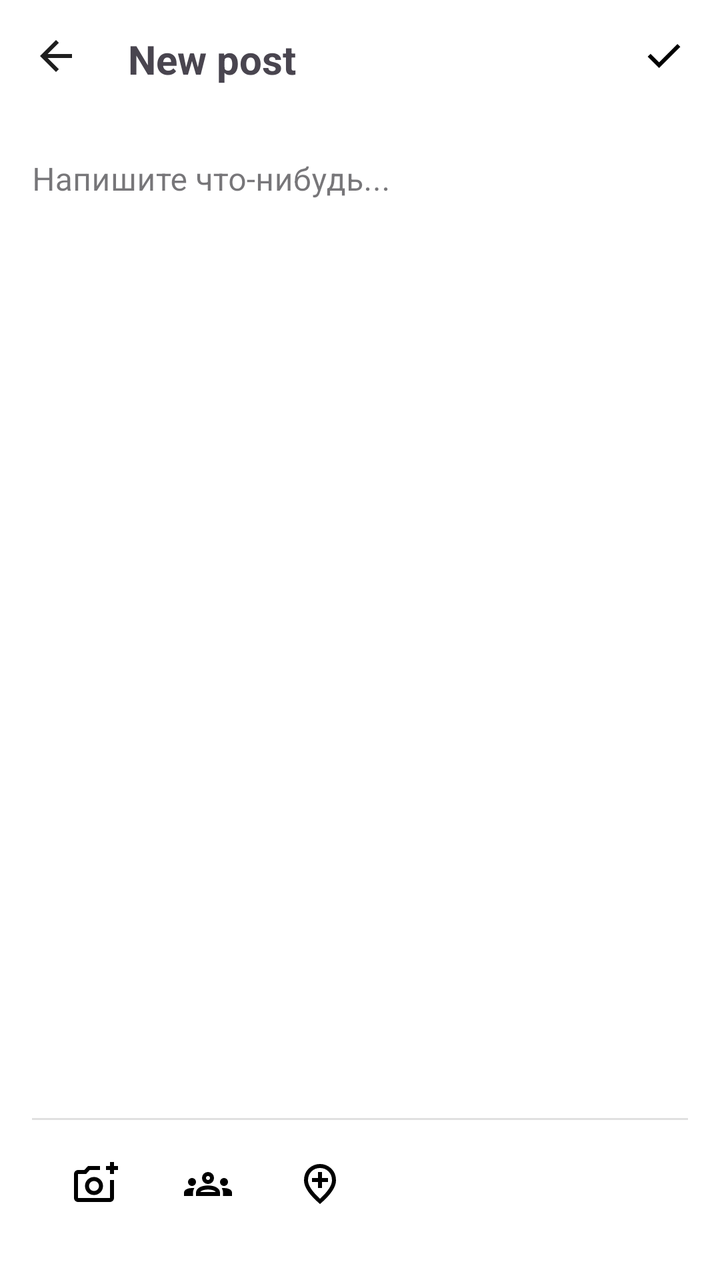
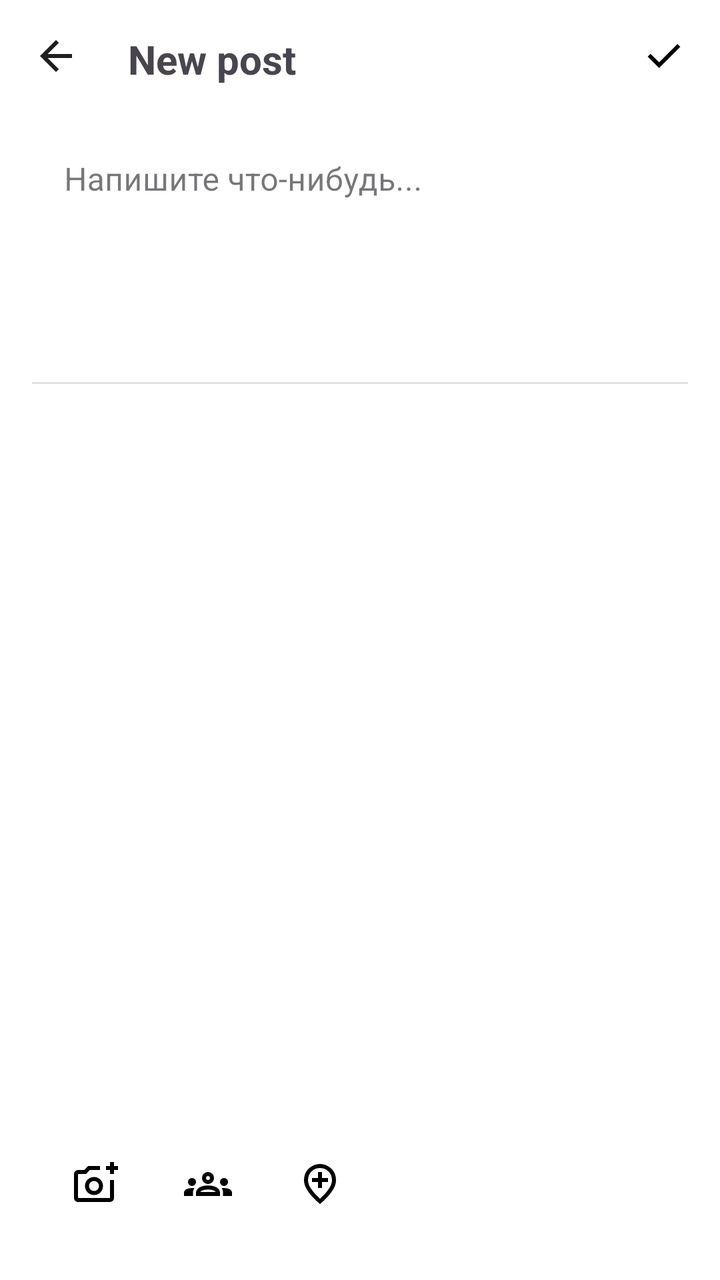

Two renders of the same Android screen: before a commit and after it. Below are the layout's source before the change and the commit's diff.
<!-- AndroidManifest.xml: application theme Theme.Material3.DayNight.NoActionBar -->
<!-- res/layout/fragment_create_post.xml -->
<?xml version="1.0" encoding="utf-8"?>
<androidx.constraintlayout.widget.ConstraintLayout
    xmlns:android="http://schemas.android.com/apk/res/android"
    xmlns:app="http://schemas.android.com/apk/res-auto"
    android:background="@color/white"
    android:layout_width="match_parent"
    android:layout_height="match_parent">

    
    <TextView
        android:id="@+id/tvNewPostTitle"
        android:layout_width="wrap_content"
        android:layout_height="wrap_content"
        android:layout_marginStart="64dp"
        android:layout_marginTop="16dp"
        android:text="New post"
        android:textSize="20sp"
        android:textStyle="bold"
        app:layout_constraintStart_toStartOf="parent"
        app:layout_constraintTop_toTopOf="parent" />

    
    <ImageView
        android:id="@+id/ivBackArrow"
        android:layout_width="24dp"
        android:layout_height="24dp"
        android:src="@drawable/back"
        android:contentDescription="Назад"
        android:layout_marginStart="16dp"
        android:layout_marginTop="16dp"
        app:layout_constraintTop_toTopOf="parent"
        app:layout_constraintStart_toStartOf="parent" />

    
    <ImageView
        android:id="@+id/ivCheckMark"
        android:layout_width="24dp"
        android:layout_height="24dp"
        android:src="@drawable/check_24dp_000000_fill0_wght400_grad0_opsz24"
        android:contentDescription="Опубликовать"
        android:layout_marginEnd="16dp"
        android:layout_marginTop="16dp"
        app:layout_constraintTop_toTopOf="parent"
        app:layout_constraintEnd_toEndOf="parent" />

    
    
    <com.google.android.material.textfield.TextInputLayout
        android:id="@+id/tilPostText"
        style="@style/Widget.MaterialComponents.TextInputLayout.OutlinedBox"
        android:layout_width="0dp"
        android:layout_height="0dp"
        android:layout_marginStart="0dp"
        android:layout_marginEnd="0dp"
        android:layout_marginTop="16dp"
        app:layout_constraintTop_toBottomOf="@id/tvNewPostTitle"
        app:layout_constraintEnd_toEndOf="parent"
        app:layout_constraintStart_toStartOf="parent"
        app:layout_constraintBottom_toTopOf="@id/dividerLine">

        <com.google.android.material.textfield.TextInputEditText
            android:id="@+id/etPostText"
            android:layout_width="match_parent"
            android:layout_height="match_parent"
            android:hint="Напишите что-нибудь..."
            android:minLines="4"
            android:gravity="top"
            android:paddingStart="16dp"
            android:paddingEnd="16dp"
            android:paddingVertical="16dp"
            android:background="@android:color/transparent" />
    </com.google.android.material.textfield.TextInputLayout>

    
    
    <ImageView
        android:id="@+id/ivPostImage"
        android:layout_width="0dp"
        android:layout_height="0dp"
        android:scaleType="centerCrop"
        android:contentDescription="Изображение поста"
        android:layout_marginStart="16dp"
        android:layout_marginEnd="16dp"
        android:layout_marginTop="16dp"
        android:layout_marginBottom="16dp"
        app:layout_constraintTop_toBottomOf="@id/tilPostText"
        app:layout_constraintBottom_toTopOf="@id/dividerLine"
        app:layout_constraintEnd_toEndOf="parent"
        app:layout_constraintStart_toStartOf="parent"
        android:visibility="gone" />
    

    
    <View
        android:id="@+id/dividerLine"
        android:layout_width="0dp"
        android:layout_height="1dp"
        android:background="#E0E0E0"
        android:layout_marginStart="16dp"
        android:layout_marginEnd="16dp"
        app:layout_constraintTop_toBottomOf="@id/ivPostImage"
        app:layout_constraintEnd_toEndOf="parent"
        app:layout_constraintStart_toStartOf="parent" />

    
    <Button
        android:id="@+id/btnRemoveImage"
        android:layout_width="wrap_content"
        android:layout_height="wrap_content"
        android:text="Remove"
        android:textSize="12sp"
        android:layout_marginEnd="16dp"
        android:layout_marginBottom="16dp"
        android:visibility="gone"
        app:layout_constraintBottom_toBottomOf="@id/ivPostImage"
        app:layout_constraintEnd_toEndOf="@id/ivPostImage" />

    
    <LinearLayout
        android:id="@+id/bottomActions"
        android:layout_width="0dp"
        android:layout_height="wrap_content"
        android:orientation="horizontal"
        android:padding="8dp"
        android:layout_marginStart="16dp"
        android:layout_marginEnd="16dp"
        android:layout_marginBottom="16dp"
        app:layout_constraintBottom_toBottomOf="parent"
        app:layout_constraintEnd_toEndOf="parent"
        app:layout_constraintStart_toStartOf="parent"
        app:layout_constraintTop_toBottomOf="@id/dividerLine">

        <ImageButton
            android:id="@+id/btnCamera"
            android:layout_width="48dp"
            android:layout_height="48dp"
            android:src="@drawable/add_a_photo_24dp_000000_fill0_wght400_grad0_opsz24"
            android:contentDescription="Камера"
            android:background="?attr/selectableItemBackgroundBorderless"
            android:layout_marginEnd="8dp" />

        <ImageButton
            android:id="@+id/btnTagUsers"
            android:layout_width="48dp"
            android:layout_height="48dp"
            android:src="@drawable/groups_24dp_000000_fill0_wght400_grad0_opsz24"
            android:contentDescription="Отметить пользователей"
            android:background="?attr/selectableItemBackgroundBorderless"
            android:layout_marginEnd="8dp" />

        <ImageButton
            android:id="@+id/btnLocation"
            android:layout_width="48dp"
            android:layout_height="48dp"
            android:src="@drawable/add_location_24dp_000000_fill0_wght400_grad0_opsz24"
            android:contentDescription="Геолокация"
            android:background="?attr/selectableItemBackgroundBorderless" />
    </LinearLayout>

</androidx.constraintlayout.widget.ConstraintLayout>
<!-- resources referenced by this layout -->
<resources>
  <color name="white">#FFFFFFFF</color>
  <!-- drawable add_a_photo_24dp_000000_fill0_wght400_grad0_opsz24 (drawable) -->
  <vector xmlns:android="http://schemas.android.com/apk/res/android"
      android:width="24dp"
      android:height="24dp"
      android:viewportWidth="960"
      android:viewportHeight="960">
    <path
        android:pathData="M440,520ZM120,840q-33,0 -56.5,-23.5T40,760v-480q0,-33 23.5,-56.5T120,200h126l74,-80h240v80L355,200l-73,80L120,280v480h640v-360h80v360q0,33 -23.5,56.5T760,840L120,840ZM760,280v-80h-80v-80h80v-80h80v80h80v80h-80v80h-80ZM440,700q75,0 127.5,-52.5T620,520q0,-75 -52.5,-127.5T440,340q-75,0 -127.5,52.5T260,520q0,75 52.5,127.5T440,700ZM440,620q-42,0 -71,-29t-29,-71q0,-42 29,-71t71,-29q42,0 71,29t29,71q0,42 -29,71t-71,29Z"
        android:fillColor="#000000"/>
  </vector>
  <!-- drawable add_location_24dp_000000_fill0_wght400_grad0_opsz24 (drawable) -->
  <vector xmlns:android="http://schemas.android.com/apk/res/android"
      android:width="24dp"
      android:height="24dp"
      android:viewportWidth="960"
      android:viewportHeight="960">
    <path
        android:pathData="M440,560h80v-120h120v-80L520,360v-120h-80v120L320,360v80h120v120ZM480,774q122,-112 181,-203.5T720,408q0,-109 -69.5,-178.5T480,160q-101,0 -170.5,69.5T240,408q0,71 59,162.5T480,774ZM480,880Q319,743 239.5,625.5T160,408q0,-150 96.5,-239T480,80q127,0 223.5,89T800,408q0,100 -79.5,217.5T480,880ZM480,400Z"
        android:fillColor="#000000"/>
  </vector>
  <!-- drawable back (drawable) -->
  <vector xmlns:android="http://schemas.android.com/apk/res/android"
      android:width="24dp"
      android:height="24dp"
      android:viewportWidth="960"
      android:viewportHeight="960">
    <path
        android:pathData="m313,520 l224,224 -57,56 -320,-320 320,-320 57,56 -224,224h487v80L313,520Z"
        android:fillColor="#1f1f1f"/>
  </vector>
  <!-- drawable check_24dp_000000_fill0_wght400_grad0_opsz24 (drawable) -->
  <vector xmlns:android="http://schemas.android.com/apk/res/android"
      android:width="24dp"
      android:height="24dp"
      android:viewportWidth="960"
      android:viewportHeight="960">
    <path
        android:pathData="M382,720 L154,492l57,-57 171,171 367,-367 57,57 -424,424Z"
        android:fillColor="#000000"/>
  </vector>
  <!-- drawable groups_24dp_000000_fill0_wght400_grad0_opsz24 (drawable) -->
  <vector xmlns:android="http://schemas.android.com/apk/res/android"
      android:width="24dp"
      android:height="24dp"
      android:viewportWidth="960"
      android:viewportHeight="960">
    <path
        android:pathData="M0,720v-63q0,-43 44,-70t116,-27q13,0 25,0.5t23,2.5q-14,21 -21,44t-7,48v65L0,720ZM240,720v-65q0,-32 17.5,-58.5T307,550q32,-20 76.5,-30t96.5,-10q53,0 97.5,10t76.5,30q32,20 49,46.5t17,58.5v65L240,720ZM780,720v-65q0,-26 -6.5,-49T754,563q11,-2 22.5,-2.5t23.5,-0.5q72,0 116,26.5t44,70.5v63L780,720ZM325,640h311q-10,-20 -55.5,-35T480,590q-55,0 -100.5,15T325,640ZM160,520q-33,0 -56.5,-23.5T80,440q0,-34 23.5,-57t56.5,-23q34,0 57,23t23,57q0,33 -23,56.5T160,520ZM800,520q-33,0 -56.5,-23.5T720,440q0,-34 23.5,-57t56.5,-23q34,0 57,23t23,57q0,33 -23,56.5T800,520ZM480,480q-50,0 -85,-35t-35,-85q0,-51 35,-85.5t85,-34.5q51,0 85.5,34.5T600,360q0,50 -34.5,85T480,480ZM480,400q17,0 28.5,-11.5T520,360q0,-17 -11.5,-28.5T480,320q-17,0 -28.5,11.5T440,360q0,17 11.5,28.5T480,400ZM481,640ZM480,360Z"
        android:fillColor="#000000"/>
  </vector>
</resources>

<!-- the commit's change to res/layout/fragment_create_post.xml (unified diff, before → after) -->
@@ -7,6 +7,7 @@
     android:layout_height="match_parent">
 
     
+
     <TextView
         android:id="@+id/tvNewPostTitle"
         android:layout_width="wrap_content"
@@ -16,10 +17,9 @@
         android:text="New post"
         android:textSize="20sp"
         android:textStyle="bold"
-        app:layout_constraintStart_toStartOf="parent"
-        app:layout_constraintTop_toTopOf="parent" />
+        app:layout_constraintTop_toTopOf="parent"
+        app:layout_constraintStart_toStartOf="parent" />
 
-    
     <ImageView
         android:id="@+id/ivBackArrow"
         android:layout_width="24dp"
@@ -31,7 +31,6 @@
         app:layout_constraintTop_toTopOf="parent"
         app:layout_constraintStart_toStartOf="parent" />
 
-    
     <ImageView
         android:id="@+id/ivCheckMark"
         android:layout_width="24dp"
@@ -45,75 +44,83 @@
 
     
     
-    <com.google.android.material.textfield.TextInputLayout
-        android:id="@+id/tilPostText"
-        style="@style/Widget.MaterialComponents.TextInputLayout.OutlinedBox"
+    <androidx.core.widget.NestedScrollView
+        android:id="@+id/scrollView"
         android:layout_width="0dp"
         android:layout_height="0dp"
-        android:layout_marginStart="0dp"
-        android:layout_marginEnd="0dp"
-        android:layout_marginTop="16dp"
+        android:fillViewport="true"
+        android:overScrollMode="never"
         app:layout_constraintTop_toBottomOf="@id/tvNewPostTitle"
-        app:layout_constraintEnd_toEndOf="parent"
+        app:layout_constraintBottom_toTopOf="@id/bottomActions"
         app:layout_constraintStart_toStartOf="parent"
-        app:layout_constraintBottom_toTopOf="@id/dividerLine">
+        app:layout_constraintEnd_toEndOf="parent">
 
-        <com.google.android.material.textfield.TextInputEditText
-            android:id="@+id/etPostText"
+        <LinearLayout
             android:layout_width="match_parent"
-            android:layout_height="match_parent"
-            android:hint="Напишите что-нибудь..."
-            android:minLines="4"
-            android:gravity="top"
-            android:paddingStart="16dp"
-            android:paddingEnd="16dp"
-            android:paddingVertical="16dp"
-            android:background="@android:color/transparent" />
-    </com.google.android.material.textfield.TextInputLayout>
+            android:layout_height="wrap_content"
+            android:orientation="vertical">
 
-    
-    
-    <ImageView
-        android:id="@+id/ivPostImage"
-        android:layout_width="0dp"
-        android:layout_height="0dp"
-        android:scaleType="centerCrop"
-        android:contentDescription="Изображение поста"
-        android:layout_marginStart="16dp"
-        android:layout_marginEnd="16dp"
-        android:layout_marginTop="16dp"
-        android:layout_marginBottom="16dp"
-        app:layout_constraintTop_toBottomOf="@id/tilPostText"
-        app:layout_constraintBottom_toTopOf="@id/dividerLine"
-        app:layout_constraintEnd_toEndOf="parent"
-        app:layout_constraintStart_toStartOf="parent"
-        android:visibility="gone" />
-    
+            
+            <com.google.android.material.textfield.TextInputLayout
+                android:id="@+id/tilPostText"
+                style="@style/Widget.MaterialComponents.TextInputLayout.OutlinedBox"
+                android:layout_width="match_parent"
+                android:layout_height="wrap_content"
+                android:layout_marginStart="16dp"
+                android:layout_marginEnd="16dp"
+                android:layout_marginTop="16dp">
 
-    
-    <View
-        android:id="@+id/dividerLine"
-        android:layout_width="0dp"
-        android:layout_height="1dp"
-        android:background="#E0E0E0"
-        android:layout_marginStart="16dp"
-        android:layout_marginEnd="16dp"
-        app:layout_constraintTop_toBottomOf="@id/ivPostImage"
-        app:layout_constraintEnd_toEndOf="parent"
-        app:layout_constraintStart_toStartOf="parent" />
+                <com.google.android.material.textfield.TextInputEditText
+                    android:id="@+id/etPostText"
+                    android:layout_width="match_parent"
+                    android:layout_height="wrap_content"
+                    android:hint="Напишите что-нибудь..."
+                    android:minLines="4"
+                    android:gravity="top"
+                    android:paddingStart="16dp"
+                    android:paddingEnd="16dp"
+                    android:paddingVertical="16dp"
+                    android:background="@android:color/transparent" />
+            </com.google.android.material.textfield.TextInputLayout>
 
-    
-    <Button
-        android:id="@+id/btnRemoveImage"
-        android:layout_width="wrap_content"
-        android:layout_height="wrap_content"
-        android:text="Remove"
-        android:textSize="12sp"
-        android:layout_marginEnd="16dp"
-        android:layout_marginBottom="16dp"
-        android:visibility="gone"
-        app:layout_constraintBottom_toBottomOf="@id/ivPostImage"
-        app:layout_constraintEnd_toEndOf="@id/ivPostImage" />
+            
+            <ImageView
+                android:id="@+id/ivPostImage"
+                android:layout_width="match_parent"
+                android:layout_height="240dp"
+                android:scaleType="centerCrop"
+                android:contentDescription="Изображение поста"
+                android:layout_marginStart="16dp"
+                android:layout_marginEnd="16dp"
+                android:layout_marginTop="16dp"
+                android:visibility="gone" />
+
+            
+            <Button
+                android:id="@+id/btnRemoveImage"
+                android:layout_width="wrap_content"
+                android:layout_height="wrap_content"
+                android:text="Удалить фото"
+                android:textSize="12sp"
+                android:background="@android:color/transparent"
+                android:textColor="?attr/colorPrimary"
+                android:layout_gravity="end"
+                android:layout_marginEnd="16dp"
+                android:layout_marginTop="8dp"
+                android:visibility="gone" />
+
+            
+            <View
+                android:id="@+id/dividerLine"
+                android:layout_width="match_parent"
+                android:layout_height="1dp"
+                android:background="#E0E0E0"
+                android:layout_marginStart="16dp"
+                android:layout_marginEnd="16dp"
+                android:layout_marginTop="16dp" />
+
+        </LinearLayout>
+    </androidx.core.widget.NestedScrollView>
 
     
     <LinearLayout
@@ -126,9 +133,8 @@
         android:layout_marginEnd="16dp"
         android:layout_marginBottom="16dp"
         app:layout_constraintBottom_toBottomOf="parent"
-        app:layout_constraintEnd_toEndOf="parent"
         app:layout_constraintStart_toStartOf="parent"
-        app:layout_constraintTop_toBottomOf="@id/dividerLine">
+        app:layout_constraintEnd_toEndOf="parent">
 
         <ImageButton
             android:id="@+id/btnCamera"
